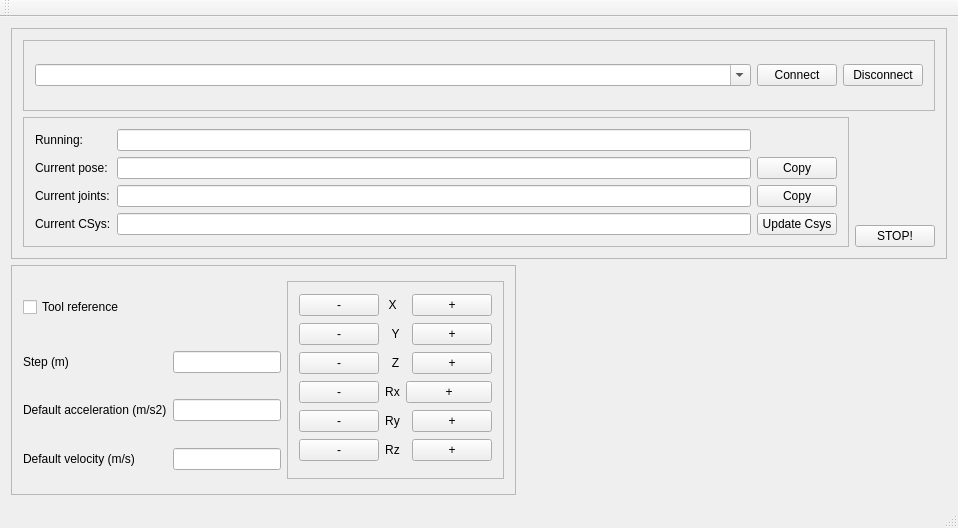
Old version of the form urxui/mainwindow_ui.ui in the repository SintefManufacturing/urxui.
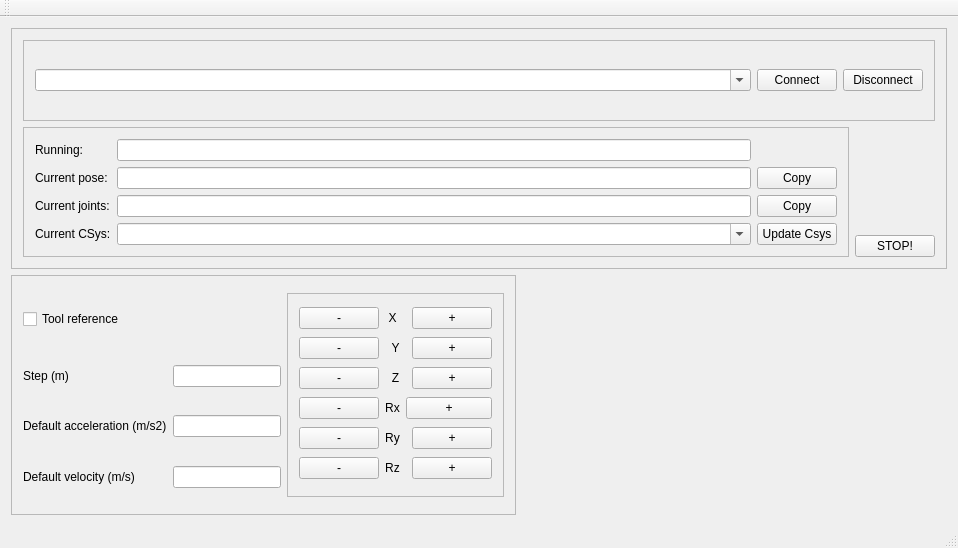
New version of the form.

What changed in the file:
```diff
--- a/urxui/mainwindow_ui.ui
+++ b/urxui/mainwindow_ui.ui
@@ -7,7 +7,7 @@
     <x>0</x>
     <y>0</y>
     <width>958</width>
-    <height>528</height>
+    <height>548</height>
    </rect>
   </property>
   <property name="windowTitle">
@@ -348,9 +348,6 @@
             </property>
            </widget>
           </item>
-          <item row="3" column="1">
-           <widget class="QLineEdit" name="csysLineEdit"/>
-          </item>
           <item row="2" column="2">
            <widget class="QPushButton" name="copyJointsButton">
             <property name="text">
@@ -372,6 +369,13 @@
             </property>
            </widget>
           </item>
+          <item row="3" column="1">
+           <widget class="QComboBox" name="csysComboBox">
+            <property name="editable">
+             <bool>true</bool>
+            </property>
+           </widget>
+          </item>
          </layout>
         </widget>
        </item>
```
